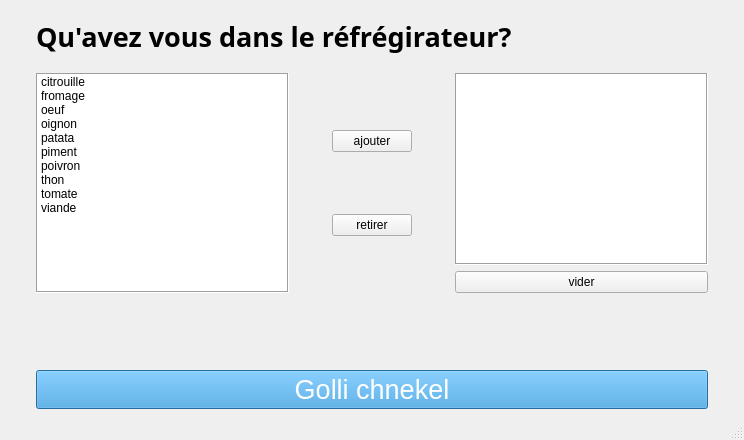
Before: the Qt Designer form interface.ui in Capital2/dbara-tounsia, drawn with Qt 5.
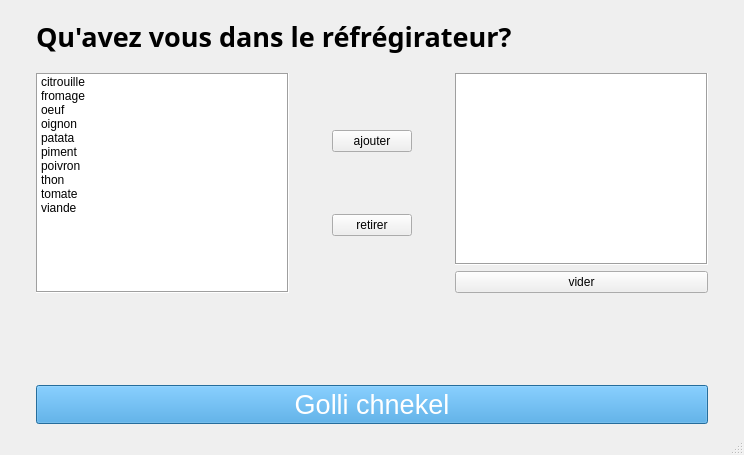
After: the same form once the commit is applied. Icons and pictures are not drawn.

What changed in the file:
```diff
--- a/interface.ui
+++ b/interface.ui
@@ -10,7 +10,7 @@
     <x>0</x>
     <y>0</y>
     <width>744</width>
-    <height>440</height>
+    <height>455</height>
    </rect>
   </property>
   <property name="windowTitle">
```
Left out of the diff: 14 changed lines with no effect on the pictures.
